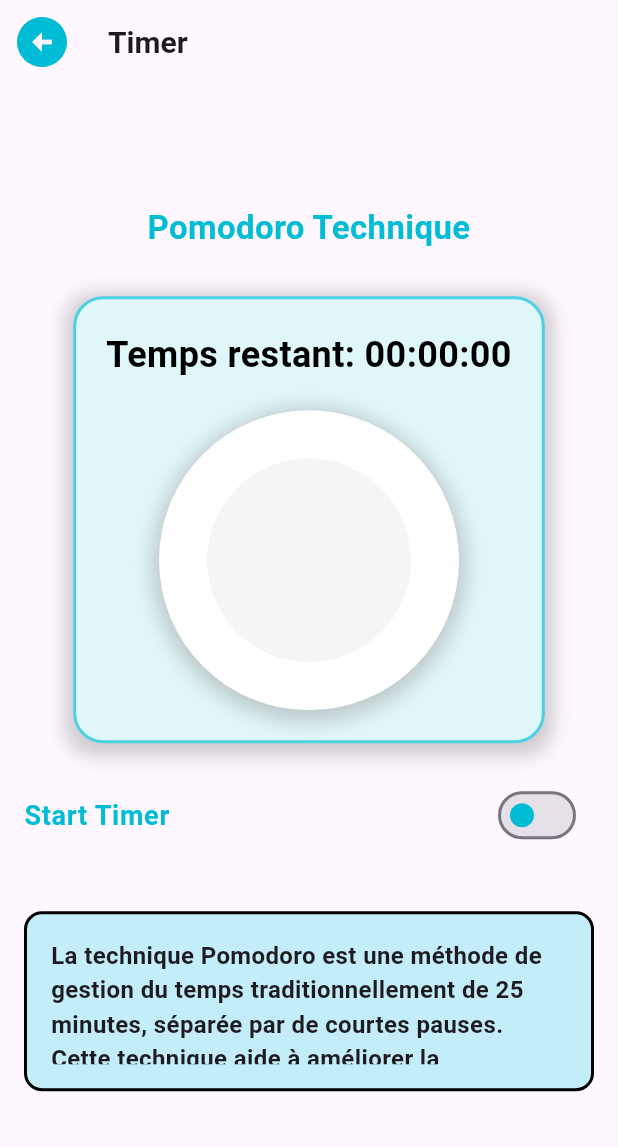
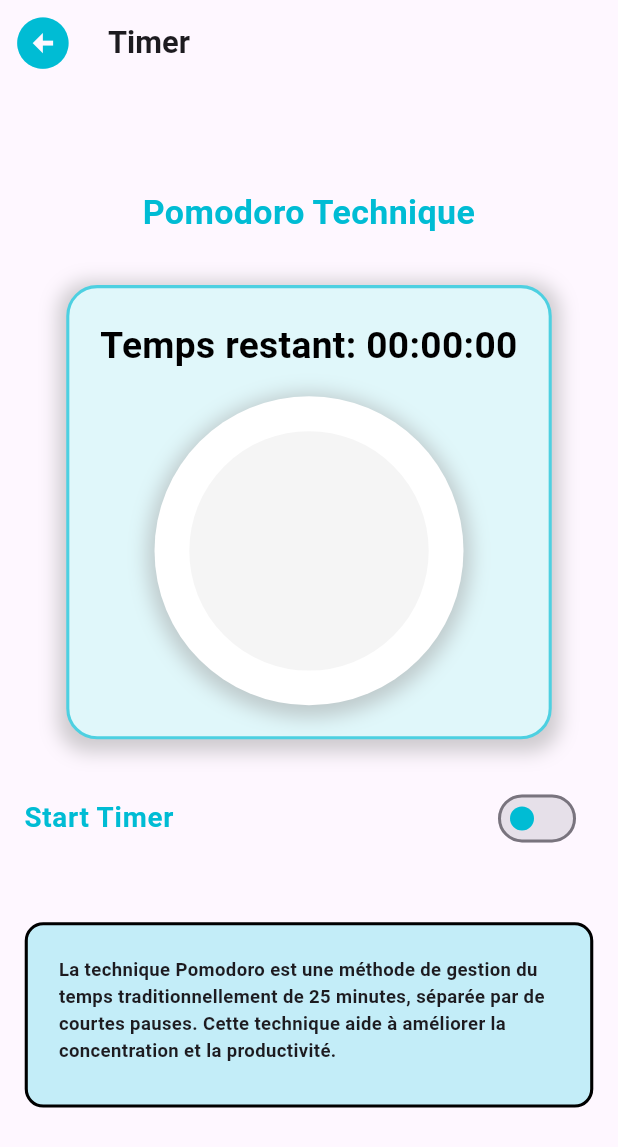
Before and after one commit to machaneAmiraYakout/reussite, a Flutter app: the NavigationScreen screen opened directly, item 2 of the bottom bar chosen, after a tap on "TIMING", on a phone screen of 412 x 824 dp. Shown: the top 1147 px of the screen. Run offline on Flutter 3.47's test engine with Material 3 defaults, Android fonts, the phone set to English and light mode, and no system bars; our stand-ins replace cloud_firestore, connectivity_plus, firebase_core, get, shared_preferences; accounts and stored records are empty.

Commit message:
third commit

```diff
--- a/lib/model/favoriteQuest.dart
+++ b/lib/model/favoriteQuest.dart
@@ -5,12 +5,14 @@ class FavoriteQuestion {
   final List<String> options;
   final List<String> correctOptions;
   final String? photo;
+  final String nameModule;
 
   FavoriteQuestion({
     required this.questionText,
     required this.options,
     required this.correctOptions,
     this.photo,
+    required this.nameModule
   });
 
   // From JSON
@@ -20,6 +22,7 @@ class FavoriteQuestion {
       options: List<String>.from(json['options']),
       correctOptions: List<String>.from(json['correctOptions']),
       photo: json['photo'],
+      nameModule:json['nameModule']
     );
   }
 
@@ -30,6 +33,7 @@ class FavoriteQuestion {
       'options': options,
       'correctOptions': correctOptions,
       'photo': photo,
+      'nameModule':nameModule
     };
   }
 }
--- a/lib/view/screen/bottomNavigationBarScreen.dart
+++ b/lib/view/screen/bottomNavigationBarScreen.dart
@@ -32,11 +32,11 @@ class NavigationScreen extends StatelessWidget {
       body: Obx(() {
         switch (navigationController.selectedIndex.value) {
           case 0:
-            return const HomeScreen();
+            return  HomeScreen();
           case 1:
             return const ProfileScreen();
           default:
-            return const HomeScreen();
+            return  HomeScreen();
         }
       }),
     );
--- a/lib/view/screen/homeScreen.dart
+++ b/lib/view/screen/homeScreen.dart
@@ -6,15 +6,12 @@ import '../widget/card.dart';
 import '../widget/colors.dart';
 import 'chrScreen.dart';
 import 'medScreen.dart';
-
 class HomeScreen extends StatelessWidget {
   const HomeScreen({super.key});
-
   @override
   Widget build(BuildContext context) {
     // Get the instance of UserDetailsController
     final UserDetailsController userDetailsController = Get.find<UserDetailsController>();
-
     return Scaffold(
       body: SafeArea(
         child: FutureBuilder(
@@ -25,20 +22,19 @@ class HomeScreen extends StatelessWidget {
             } else if (snapshot.hasError) {
               return Center(child: Text('Error loading data: ${snapshot.error}')); // Handle errors
             } else {
-              return buildHomeScreenContent(userDetailsController); // Build the main content when data is ready
+              return buildHomeScreenContent(context, userDetailsController); // Pass context to the method
             }
           },
         ),
       ),
     );
   }
-
-  Widget buildHomeScreenContent(UserDetailsController userDetailsController) {
+  Widget buildHomeScreenContent(BuildContext context, UserDetailsController userDetailsController) {
     final specialite = userDetailsController.specialite.value;
 
     return Column(
       children: [
-        const SizedBox(height: 70,),
+        SizedBox(height: 70),
         Container(
           height: 90,
           width: double.infinity,
@@ -51,11 +47,11 @@ class HomeScreen extends StatelessWidget {
                   'assets/logo.png', // Replace with your image asset
                   height: 100,
                 ),
-                const SizedBox(width: 10),
-                const Text(
+                SizedBox(width: 10),
+                Text(
                   'Les Spécialités Disponibles :',
                   style: TextStyle(
-                    fontSize: 25,
+                    fontSize: MediaQuery.of(context).size.width * 0.06, // 6% of screen width
                     fontWeight: FontWeight.bold,
                   ),
                 ),
@@ -63,7 +59,7 @@ class HomeScreen extends StatelessWidget {
             ),
           ),
         ),
-        const SizedBox(height: 50,),
+        SizedBox(height: 50),
         Expanded(
           child: Padding(
             padding: const EdgeInsets.all(16.0),
@@ -101,7 +97,7 @@ class HomeScreen extends StatelessWidget {
                     ),
                   ],
                 ),
-                const SizedBox(height: 20), // Adjust space between rows as needed
+                SizedBox(height: 20), // Adjust space between rows as needed
                 Center(
                   child: buildSpecialtyCard(
                     'Pharmacie',
--- a/lib/view/screen/timerScreen.dart
+++ b/lib/view/screen/timerScreen.dart
@@ -8,23 +8,27 @@ class TimerScreen extends StatelessWidget {
 
   @override
   Widget build(BuildContext context) {
+    // Get screen dimensions
+    final screenWidth = MediaQuery.of(context).size.width;
+    final screenHeight = MediaQuery.of(context).size.height;
+
     return Scaffold(
       appBar: AppBar(
         leading: IconButton(
           onPressed: () {
             Get.back();
           },
-          icon: const Icon(
+          icon: Icon(
             Icons.arrow_circle_left,
             color: Colors.cyan,
-            size: 40,
+            size: screenWidth * 0.1, // Responsive icon size
           ),
         ),
-        title: const Text(
+        title: Text(
           'Timer',
           style: TextStyle(
             fontWeight: FontWeight.bold,
-            fontSize: 20,
+            fontSize: screenWidth * 0.05, // Responsive font size
           ),
         ),
       ),
@@ -53,7 +57,7 @@ class TimerScreen extends StatelessWidget {
                   Text(
                     'Pomodoro Technique',
                     style: TextStyle(
-                      fontSize: 22,
+                      fontSize: screenWidth * 0.055, // Responsive font size
                       fontWeight: FontWeight.bold,
                       color: sessionController.isStudyPeriod.value
                           ? Colors.cyan
@@ -61,12 +65,12 @@ class TimerScreen extends StatelessWidget {
                     ),
                     textAlign: TextAlign.center,
                   ),
-                  const SizedBox(height: 30),
+                  SizedBox(height: screenHeight * 0.04), // Responsive spacing
                   Container(
-                    padding: const EdgeInsets.all(20),
+                    padding: EdgeInsets.all(screenWidth * 0.05),
                     decoration: BoxDecoration(
                       color: Colors.cyan.shade50,
-                      borderRadius: BorderRadius.circular(20),
+                      borderRadius: BorderRadius.circular(screenWidth * 0.05), // Responsive border radius
                       boxShadow: [
                         BoxShadow(
                           color: Colors.grey.withOpacity(0.5),
@@ -77,24 +81,24 @@ class TimerScreen extends StatelessWidget {
                       ],
                       border: Border.all(
                         color: Colors.cyan.shade300,
-                        width: 2,
+                        width: screenWidth * 0.005, // Responsive border width
                       ),
                     ),
                     child: Column(
                       children: [
                         Text(
                           'Temps restant: $formattedTime',
-                          style: const TextStyle(
-                            fontSize: 24,
+                          style: TextStyle(
+                            fontSize: screenWidth * 0.06, // Responsive font size
                             fontWeight: FontWeight.bold,
                             color: Colors.black,
                           ),
                           textAlign: TextAlign.center,
                         ),
-                        const SizedBox(height: 20),
+                        SizedBox(height: screenHeight * 0.02), // Responsive spacing
                         Container(
-                          width: 200,
-                          height: 200,
+                          width: screenWidth * 0.5, // Responsive size
+                          height: screenWidth * 0.5, // Responsive size
                           decoration: BoxDecoration(
                             color: sessionController.isStudyPeriod.value
                                 ? Colors.white
@@ -112,7 +116,7 @@ class TimerScreen extends StatelessWidget {
                           child: Center(
                             child: CircularProgressIndicator(
                               value: progress,
-                              strokeWidth: 100,
+                              strokeWidth: screenWidth * 0.3, // Responsive stroke width
                               backgroundColor: Colors.grey.shade100,
                               valueColor: AlwaysStoppedAnimation<Color>(
                                 sessionController.isStudyPeriod.value
@@ -125,13 +129,13 @@ class TimerScreen extends StatelessWidget {
                       ],
                     ),
                   ),
-                  const SizedBox(height: 20),
+                  SizedBox(height: screenHeight * 0.03), // Responsive spacing
                   Obx(() {
                     return SwitchListTile(
                       title: Text(
                         sessionController.isRunning.value ? 'Stop Timer' : 'Start Timer',
                         style: TextStyle(
-                          fontSize: 18,
+                          fontSize: screenWidth * 0.045, // Responsive font size
                           fontWeight: FontWeight.bold,
                           color: sessionController.isRunning.value ? Colors.orange : Colors.cyan,
                         ),
@@ -148,27 +152,27 @@ class TimerScreen extends StatelessWidget {
                       },
                     );
                   }),
-                  const SizedBox(height: 20),
+                  SizedBox(height: screenHeight * 0.03), // Responsive spacing
                   Padding(
-                    padding: const EdgeInsets.all(16.0),
+                    padding: EdgeInsets.all(screenWidth * 0.04), // Responsive padding
                     child: Container(
-                      height: 120,
+                      height: screenHeight * 0.15, // Responsive container height
                       decoration: BoxDecoration(
                         color: o,
-                        borderRadius: BorderRadius.circular(12),
+                        borderRadius: BorderRadius.circular(screenWidth * 0.03), // Responsive border radius
                         border: Border.all(
                           color: Colors.black,
-                          width: 2,
+                          width: screenWidth * 0.005, // Responsive border width
                         ),
                       ),
-                      child: const Padding(
-                        padding: EdgeInsets.all(16),
+                      child: Padding(
+                        padding: EdgeInsets.all(screenWidth * 0.05), // Responsive padding
                         child: Text(
                           'La technique Pomodoro est une méthode de gestion du temps '
                               'traditionnellement de 25 minutes, séparée par de courtes pauses. '
                               'Cette technique aide à améliorer la concentration et la productivité.',
                           style: TextStyle(
-                            fontSize: 16,
+                            fontSize: screenWidth * 0.03, // Responsive font size
                             fontWeight: FontWeight.bold,
                           ),
                           textAlign: TextAlign.start,
--- a/lib/view/screen/yearSelectionScreen.dart
+++ b/lib/view/screen/yearSelectionScreen.dart
@@ -130,7 +130,7 @@ class YearSelectionScreen extends StatelessWidget {
                         );
 
                         // Navigate to QcmScreen with the selected year
-                        Get.to(() => QcmScreen(year: year));
+                        Get.to(() => QcmScreen(year: year,name:module.name));
                       },
                       child: Container(
                         margin: const EdgeInsets.all(8.0),
--- a/pubspec.yaml
+++ b/pubspec.yaml
@@ -40,7 +40,7 @@ dependencies:
   firebase_core: ^3.3.0
   cloud_firestore: ^5.1.0
   connectivity_plus: ^3.0.3
-  flutter_windowmanager: ^0.2.0
+
 
 
 
```
Also changed, not shown: lib/presenter/controllers/todoController.dart (+21 -8 lines), lib/view/screen/connectScreen.dart (+15 -9 lines), lib/view/screen/favoriteScreen.dart (+66 -15 lines), lib/view/screen/initialScreen.dart (+46 -46 lines), lib/view/screen/qcmScreen.dart (+8 -8 lines), lib/view/screen/toDoScreen.dart (+5 -5 lines), lib/view/widget/customButton.dart (+18 -9 lines), assets/resources/annee1S1/Anatomie.json, pubspec.lock, 26 other files.
